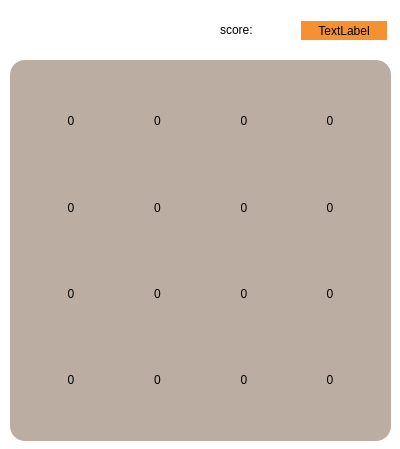
Above: src/client/mainwindow.ui from Sean10/2048 before the change. Below: the same form after it.
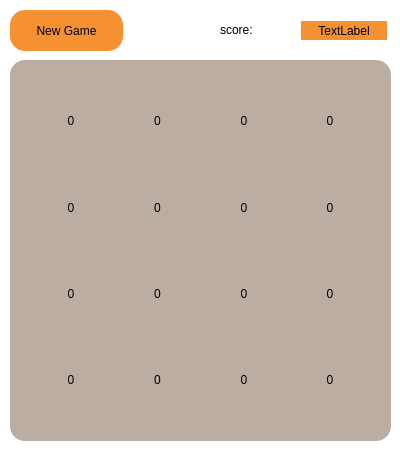
That is the form after the change.

Commit message: add button_restart

What changed in the file:
```diff
--- a/src/client/mainwindow.ui
+++ b/src/client/mainwindow.ui
@@ -385,6 +385,24 @@
      <string>score:</string>
     </property>
    </widget>
+   <widget class="QPushButton" name="pushButton">
+    <property name="geometry">
+     <rect>
+      <x>10</x>
+      <y>10</y>
+      <width>113</width>
+      <height>41</height>
+     </rect>
+    </property>
+    <property name="styleSheet">
+     <string notr="true">background-color: rgb(245, 145, 49);
+border-radius:15px;
+</string>
+    </property>
+    <property name="text">
+     <string>New Game</string>
+    </property>
+   </widget>
   </widget>
  </widget>
  <layoutdefault spacing="6" margin="11"/>
```
The commit also changes 7 other files.
